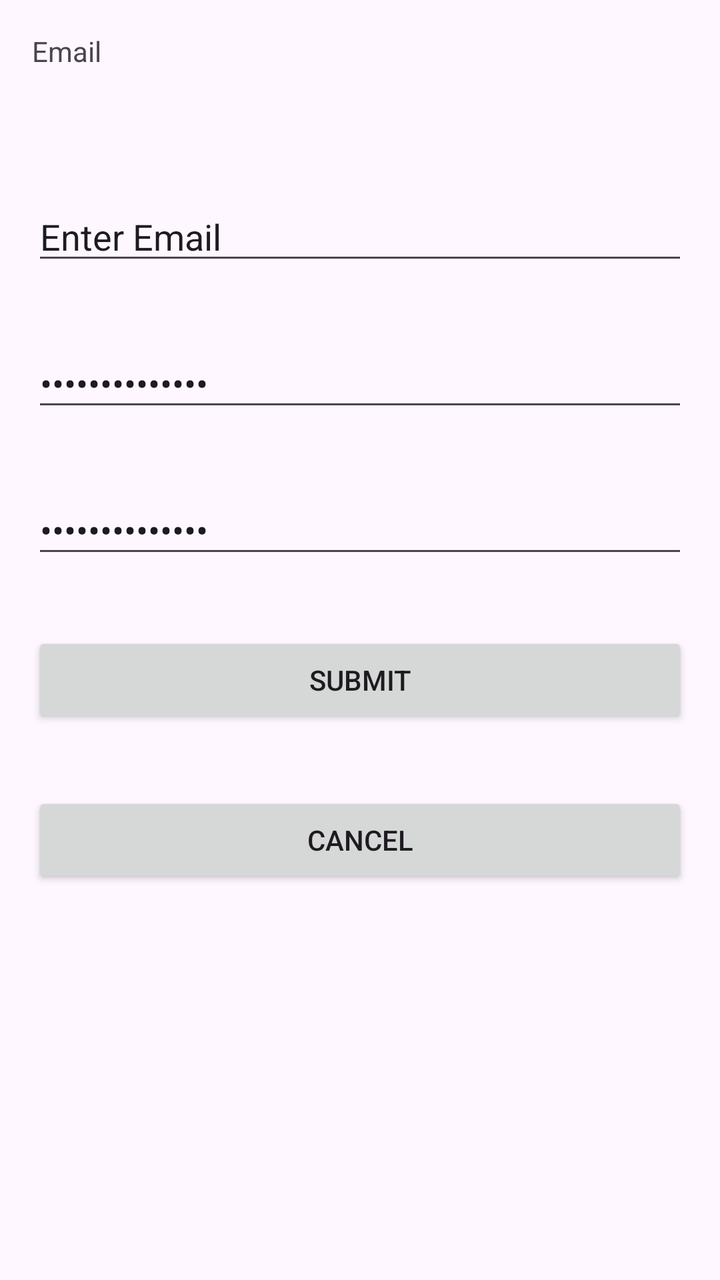
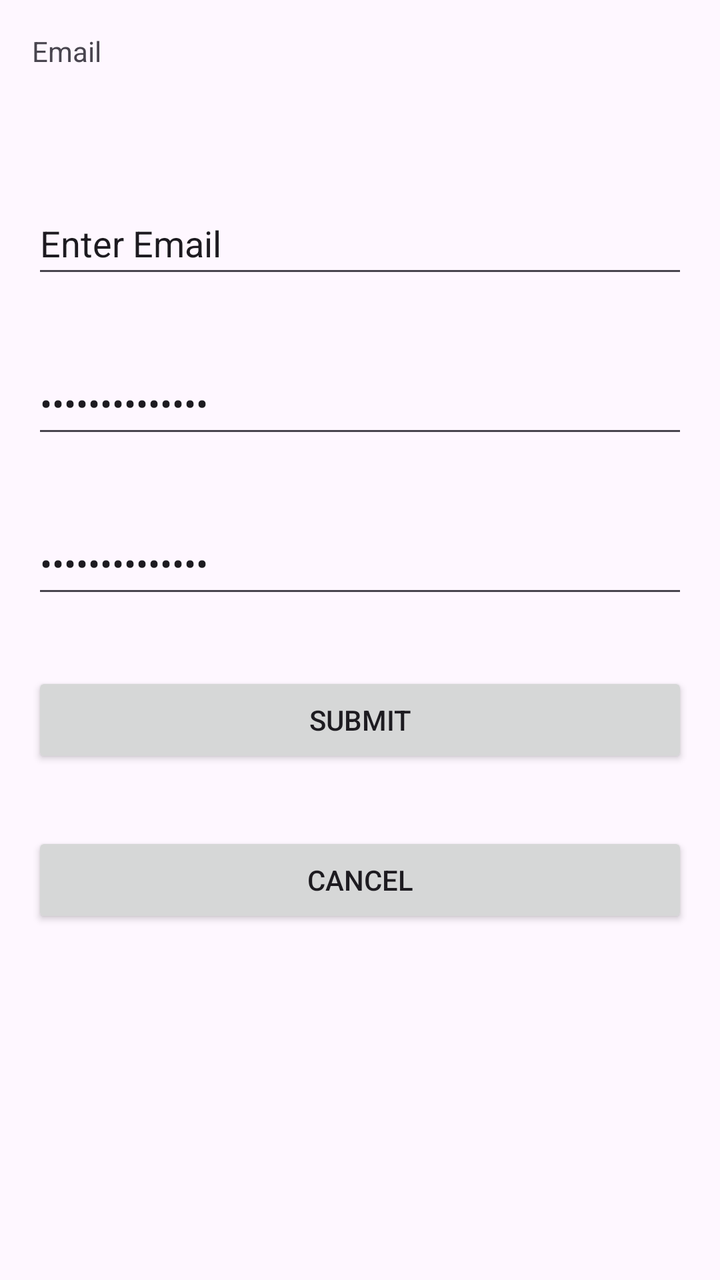

Two renders of the same Android screen: before a commit and after it. Below are the layout's source before the change and the commit's diff.
<!-- AndroidManifest.xml: application theme Theme.MyFirstApplication -->
<!-- res/layout/activity_main.xml -->
<?xml version="1.0" encoding="utf-8"?>
<LinearLayout xmlns:android="http://schemas.android.com/apk/res/android"
    xmlns:app="http://schemas.android.com/apk/res-auto"
    xmlns:tools="http://schemas.android.com/tools"
    android:id="@+id/main"
    android:layout_width="match_parent"
    android:layout_height="match_parent"
    android:orientation="vertical"
    tools:context=".MainActivity">

    <TextView
        android:layout_width="423dp"
        android:layout_height="48dp"
        android:layout_marginTop="16dp"
        android:layout_marginRight="16dp"
        android:layout_marginLeft="16dp"
        android:layout_marginBottom="16dp"
        android:text="Email" />
    <EditText
        android:id="@+id/editTextTextEmailAddress"
        android:layout_width="match_parent"
        android:layout_height="wrap_content"
        android:layout_marginTop="16dp"
        android:layout_marginRight="16dp"
        android:layout_marginLeft="16dp"
        android:layout_marginBottom="16dp"
        android:ems="10"
        android:inputType="textEmailAddress"
        android:text="Enter Email" />

    <EditText
        android:id="@+id/editTextTextPassword2"
        android:layout_width="match_parent"
        android:layout_height="wrap_content"
        android:layout_marginTop="16dp"
        android:layout_marginRight="16dp"
        android:layout_marginLeft="16dp"
        android:layout_marginBottom="16dp"
        android:ems="10"
        android:text="Enter Password"
        android:inputType="textPassword" />

    <EditText
        android:id="@+id/editTextTextPassword"
        android:layout_width="match_parent"
        android:layout_height="wrap_content"
        android:layout_marginTop="16dp"
        android:layout_marginRight="16dp"
        android:layout_marginLeft="16dp"
        android:layout_marginBottom="16dp"
        android:ems="10"
        android:inputType="textPassword"
        android:text="Enter Password"/>
    <Button
        android:id="@+id/Submit_button"
        android:layout_width="match_parent"
        android:layout_height="48dp"
        android:layout_marginTop="16dp"
        android:layout_marginRight="16dp"
        android:layout_marginLeft="16dp"
        android:layout_marginBottom="16dp"
        android:text="SUBMIT" />

    <Button
        android:id="@+id/cancel_button"
        android:layout_width="match_parent"
        android:layout_height="48dp"
        android:layout_marginTop="16dp"
        android:layout_marginRight="16dp"
        android:layout_marginLeft="16dp"
        android:layout_marginBottom="16dp"
        android:text="CANCEL" />


</LinearLayout>
<!-- resources referenced by this layout -->
<resources>
  <style name="Theme.MyFirstApplication" parent="Base.Theme.MyFirstApplication" />
  <style name="Base.Theme.MyFirstApplication" parent="Theme.Material3.DayNight.NoActionBar">
          
          
      </style>
</resources>

<!-- the commit's change to res/layout/activity_main.xml (unified diff, before → after) -->
@@ -9,48 +9,52 @@
     tools:context=".MainActivity">
 
     <TextView
-        android:layout_width="423dp"
+        android:layout_width="382dp"
         android:layout_height="48dp"
+        android:layout_marginLeft="16dp"
         android:layout_marginTop="16dp"
         android:layout_marginRight="16dp"
-        android:layout_marginLeft="16dp"
         android:layout_marginBottom="16dp"
         android:text="Email" />
+
     <EditText
         android:id="@+id/editTextTextEmailAddress"
         android:layout_width="match_parent"
         android:layout_height="wrap_content"
+        android:layout_marginLeft="16dp"
         android:layout_marginTop="16dp"
         android:layout_marginRight="16dp"
-        android:layout_marginLeft="16dp"
         android:layout_marginBottom="16dp"
         android:ems="10"
         android:inputType="textEmailAddress"
+        android:minHeight="48dp"
         android:text="Enter Email" />
 
     <EditText
         android:id="@+id/editTextTextPassword2"
         android:layout_width="match_parent"
         android:layout_height="wrap_content"
+        android:layout_marginLeft="16dp"
         android:layout_marginTop="16dp"
         android:layout_marginRight="16dp"
-        android:layout_marginLeft="16dp"
         android:layout_marginBottom="16dp"
         android:ems="10"
-        android:text="Enter Password"
-        android:inputType="textPassword" />
+        android:inputType="textPassword"
+        android:minHeight="48dp"
+        android:text="Enter Password" />
 
     <EditText
         android:id="@+id/editTextTextPassword"
         android:layout_width="match_parent"
         android:layout_height="wrap_content"
+        android:layout_marginLeft="16dp"
         android:layout_marginTop="16dp"
         android:layout_marginRight="16dp"
-        android:layout_marginLeft="16dp"
         android:layout_marginBottom="16dp"
         android:ems="10"
         android:inputType="textPassword"
-        android:text="Enter Password"/>
+        android:minHeight="48dp"
+        android:text="Enter Password" />
     <Button
         android:id="@+id/Submit_button"
         android:layout_width="match_parent"
